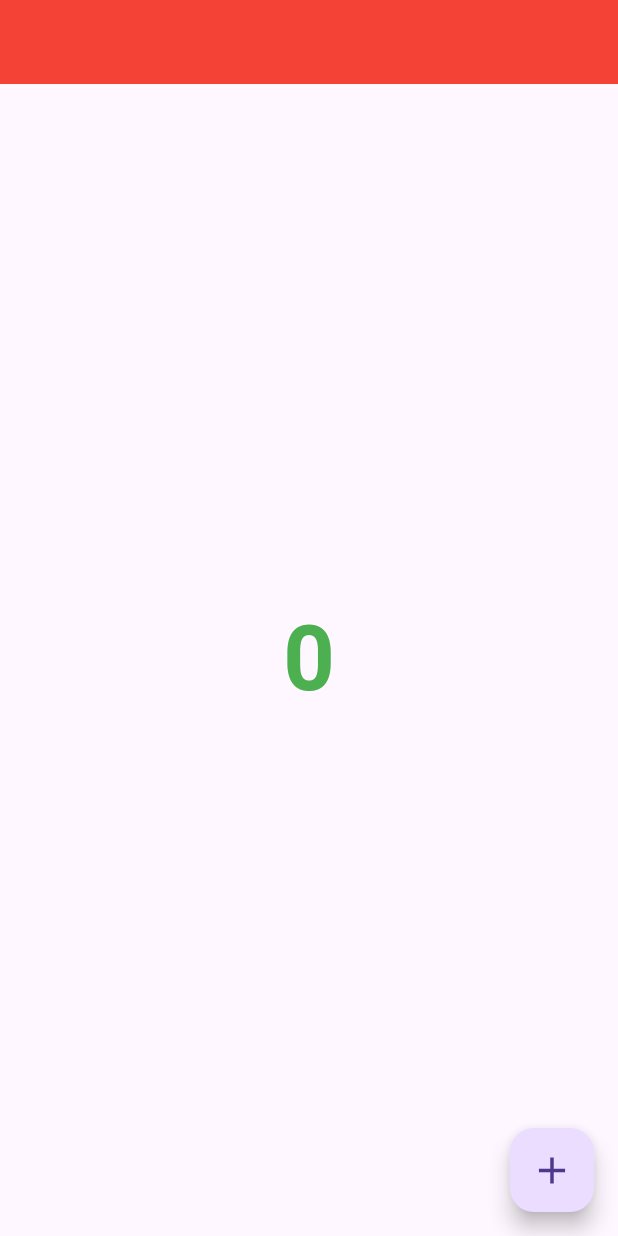
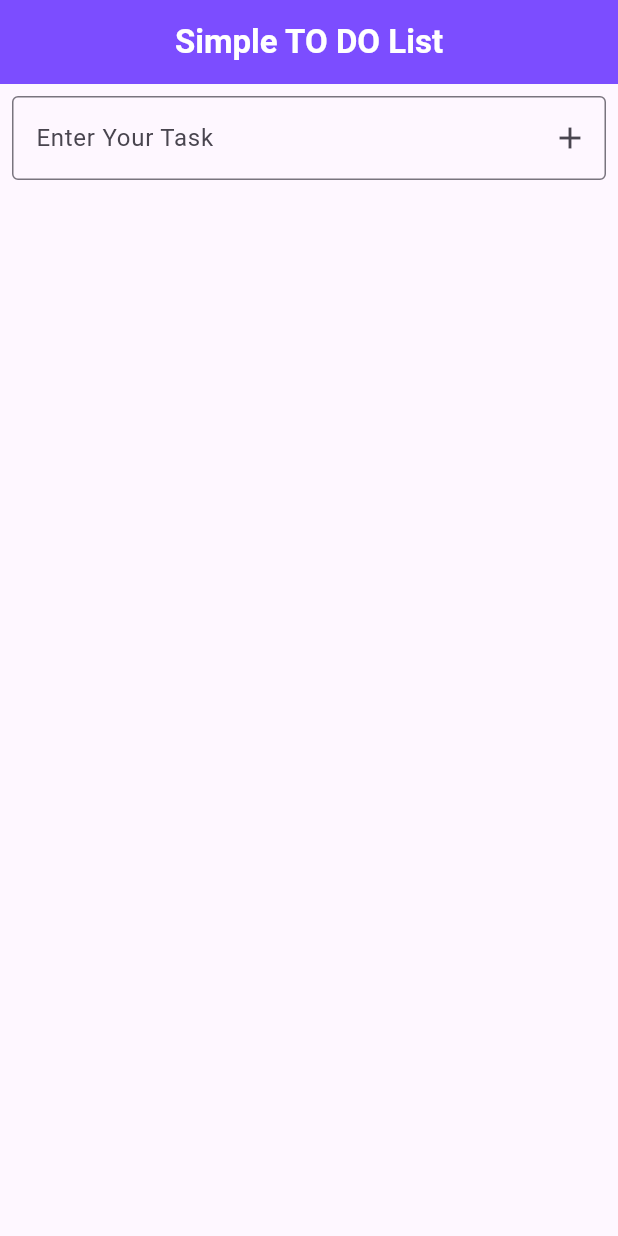
Before and after one commit to nimeullaha71/flutter_f, a Flutter app: the screen it shows after launch, on a phone screen of 412 x 824 dp. Run offline on Flutter 3.47's test engine with Material 3 defaults, Android fonts, the light colour scheme and no system bars.

Commit message:
ToDo List

```diff
--- a/lib/Home.dart
+++ b/lib/Home.dart
@@ -8,21 +8,62 @@ class Home extends StatefulWidget {
 }
 
 class _HomeState extends State<Home> {
-  int _count = 0;
-  incrementCount(){
+
+  List<String> _task = [];
+  TextEditingController _taskController = TextEditingController();
+
+  _addTask(){
+    if (_taskController.text.isNotEmpty){
+      setState(() {
+        _task.add(_taskController.text);
+        _taskController.clear();
+      });
+    }
+  }
+
+  _removeTask(int index){
     setState(() {
-      _count++;
+      _task.removeAt(index);
     });
+  }
 
-  }
   @override
   Widget build(BuildContext context) {
     return Scaffold(
-      appBar: AppBar(),
-      body: Center(
-        child: Text(_count.toString(),style: TextStyle(fontSize: 60,fontWeight: FontWeight.bold,color: Colors.green),),
+      appBar: AppBar(
+        title: Text("Simple TO DO List",style: TextStyle(fontWeight: FontWeight.bold,color: Colors.white),),
+        backgroundColor: Colors.deepPurpleAccent,
+
       ),
-      floatingActionButton: FloatingActionButton(onPressed: incrementCount,child: Icon(Icons.add,size: 30,),),
+      body: Padding(
+        padding: const EdgeInsets.all(8.0),
+        child: Column(
+          children: [
+            TextField(
+              controller: _taskController,
+              decoration: InputDecoration(
+                hintText: "Enter Your Task",
+                border: OutlineInputBorder(),
+                suffixIcon: IconButton(onPressed: _addTask, icon: Icon(Icons.add))
+              ),
+            ),
+            SizedBox(height: 10,),
+            Expanded(child:
+            ListView.builder(
+                itemCount: _task.length,
+                itemBuilder: (context,index){
+                  return Card(
+                   child: ListTile(
+                     title: Text(_task[index]),
+                     trailing: IconButton(onPressed: ()=> _removeTask(index), icon: Icon(Icons.delete,color: Colors.red,)),
+                   ),
+                  );
+                }
+            )
+            )
+          ],
+        ),
+      )
     );
   }
 }
```
